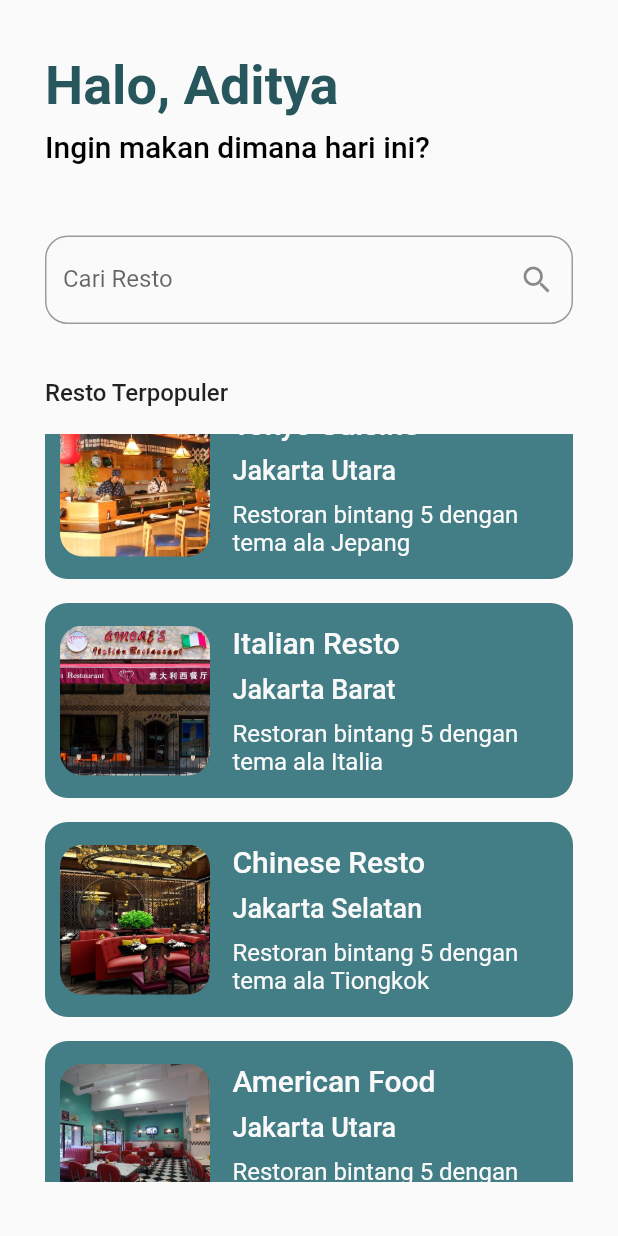
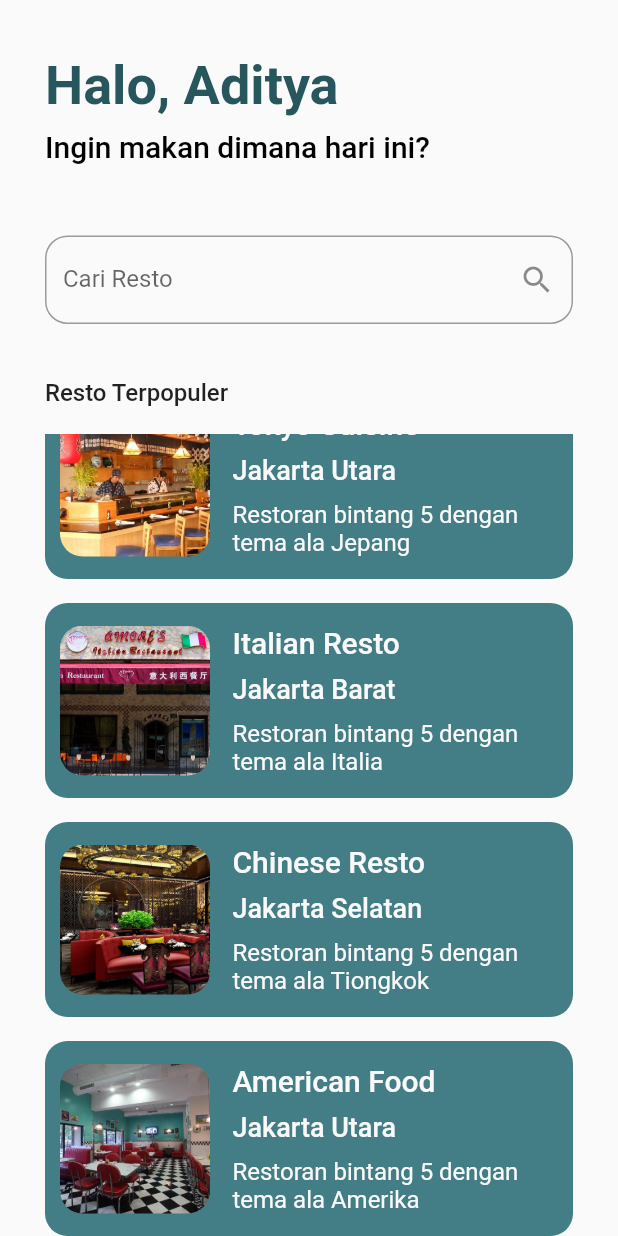
Before and after one commit to FachrulRivaldy/makan-yuk, a Flutter app: the screen it shows after launch, scrolled down 33 dp, on a phone screen of 412 x 824 dp. Run offline on Flutter 3.47's test engine with Material 2 defaults, Android fonts, the phone set to English and light mode, and no system bars.

Commit message:
Fix Homepage Padding

```diff
--- a/lib/screens/homepage.dart
+++ b/lib/screens/homepage.dart
@@ -11,7 +11,7 @@ class Homepage extends StatelessWidget {
     return SafeArea(
       child: Scaffold(
         body: Padding(
-          padding: const EdgeInsets.symmetric(horizontal: 30, vertical: 36),
+          padding: const EdgeInsets.only(top: 36, left: 30, right: 30),
           child:
               Column(crossAxisAlignment: CrossAxisAlignment.start, children: [
             const Text("Halo, Aditya", style: kPageTitleText),
```
